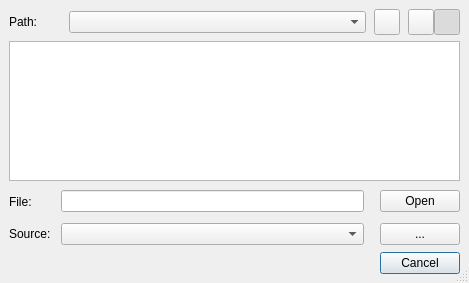
Qt form src/chart/openviewdialog.ui (performancecopilot/pcp) before a commit.
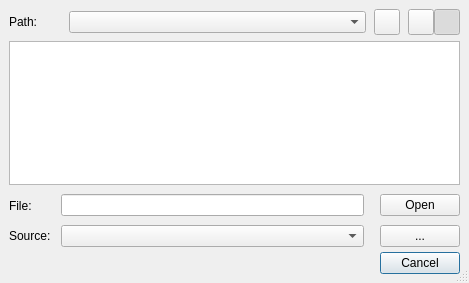
The same form after that commit. Icons and pictures are not drawn.

Commit message: Revert horizontal/vertical spacing to form allowed by Qt4.2 uic.

What changed in the file:
```diff
--- a/src/chart/openviewdialog.ui
+++ b/src/chart/openviewdialog.ui
@@ -30,12 +30,9 @@
    </property>
    <item row="2" column="0" >
     <layout class="QGridLayout" >
-     <property name="horizontalSpacing" >
+     <property name="spacing" >
       <number>0</number>
      </property>
-     <property name="verticalSpacing" >
-      <number>2</number>
-     </property>
      <property name="margin" >
       <number>0</number>
      </property>
```
